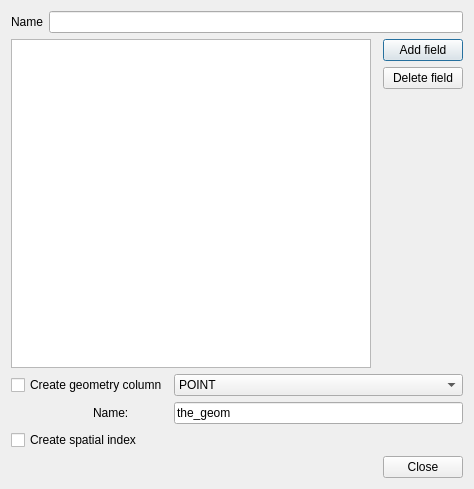
Before: the Qt Designer form DlgCreateTable.ui in wonder-sk/postgis_manager, drawn with Qt 5.
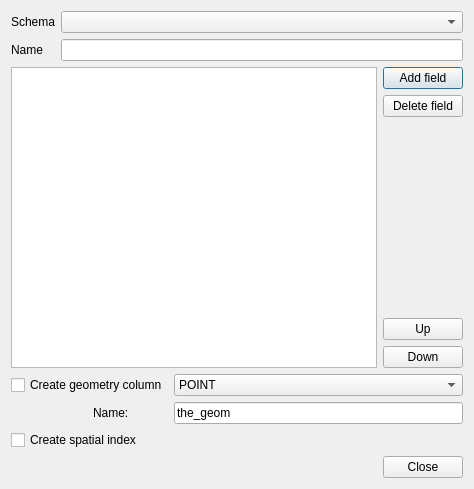
After: the same form once the commit is applied.

Commit message: - better schema handling - support null/not null property

What changed in the file:
```diff
--- a/DlgCreateTable.ui
+++ b/DlgCreateTable.ui
@@ -13,16 +13,26 @@
    <string>Create Table</string>
   </property>
   <layout class="QGridLayout" >
-   <item row="0" column="0" colspan="3" >
-    <layout class="QHBoxLayout" >
-     <item>
+   <item row="0" column="0" colspan="2" >
+    <layout class="QGridLayout" >
+     <item row="0" column="0" colspan="2" >
+      <widget class="QLabel" name="label_3" >
+       <property name="text" >
+        <string>Schema</string>
+       </property>
+      </widget>
+     </item>
+     <item row="0" column="2" >
+      <widget class="QComboBox" name="cboSchema" />
+     </item>
+     <item row="1" column="0" colspan="2" >
       <widget class="QLabel" name="label" >
        <property name="text" >
         <string>Name</string>
        </property>
       </widget>
      </item>
-     <item>
+     <item row="1" column="2" >
       <widget class="QLineEdit" name="editName" />
      </item>
     </layout>
@@ -34,7 +44,52 @@
      </property>
     </widget>
    </item>
-   <item row="2" column="0" colspan="3" >
+   <item row="1" column="1" >
+    <layout class="QVBoxLayout" >
+     <item>
+      <widget class="QPushButton" name="btnAddField" >
+       <property name="text" >
+        <string>Add field</string>
+       </property>
+      </widget>
+     </item>
+     <item>
+      <widget class="QPushButton" name="btnDeleteField" >
+       <property name="text" >
+        <string>Delete field</string>
+       </property>
+      </widget>
+     </item>
+     <item>
+      <spacer>
+       <property name="orientation" >
+        <enum>Qt::Vertical</enum>
+       </property>
+       <property name="sizeHint" >
+        <size>
+         <width>20</width>
+         <height>40</height>
+        </size>
+       </property>
+      </spacer>
+     </item>
+     <item>
+      <widget class="QPushButton" name="btnFieldUp" >
+       <property name="text" >
+        <string>Up</string>
+       </property>
+      </widget>
+     </item>
+     <item>
+      <widget class="QPushButton" name="btnFieldDown" >
+       <property name="text" >
+        <string>Down</string>
+       </property>
+      </widget>
+     </item>
+    </layout>
+   </item>
+   <item row="2" column="0" colspan="2" >
     <layout class="QGridLayout" >
      <item row="0" column="0" colspan="2" >
       <widget class="QCheckBox" name="chkGeomColumn" >
@@ -121,38 +176,7 @@
      </item>
     </layout>
    </item>
-   <item row="1" column="2" >
-    <layout class="QVBoxLayout" >
-     <item>
-      <widget class="QPushButton" name="btnAddField" >
-       <property name="text" >
-        <string>Add field</string>
-       </property>
-      </widget>
-     </item>
-     <item>
-      <widget class="QPushButton" name="btnDeleteField" >
-       <property name="text" >
-        <string>Delete field</string>
-       </property>
-      </widget>
-     </item>
-     <item>
-      <spacer>
-       <property name="orientation" >
-        <enum>Qt::Vertical</enum>
-       </property>
-       <property name="sizeHint" >
-        <size>
-         <width>20</width>
-         <height>40</height>
-        </size>
-       </property>
-      </spacer>
-     </item>
-    </layout>
-   </item>
-   <item row="3" column="0" colspan="3" >
+   <item row="3" column="0" colspan="2" >
     <widget class="QDialogButtonBox" name="buttonBox" >
      <property name="orientation" >
       <enum>Qt::Horizontal</enum>
```
The commit also changes 4 other files.
